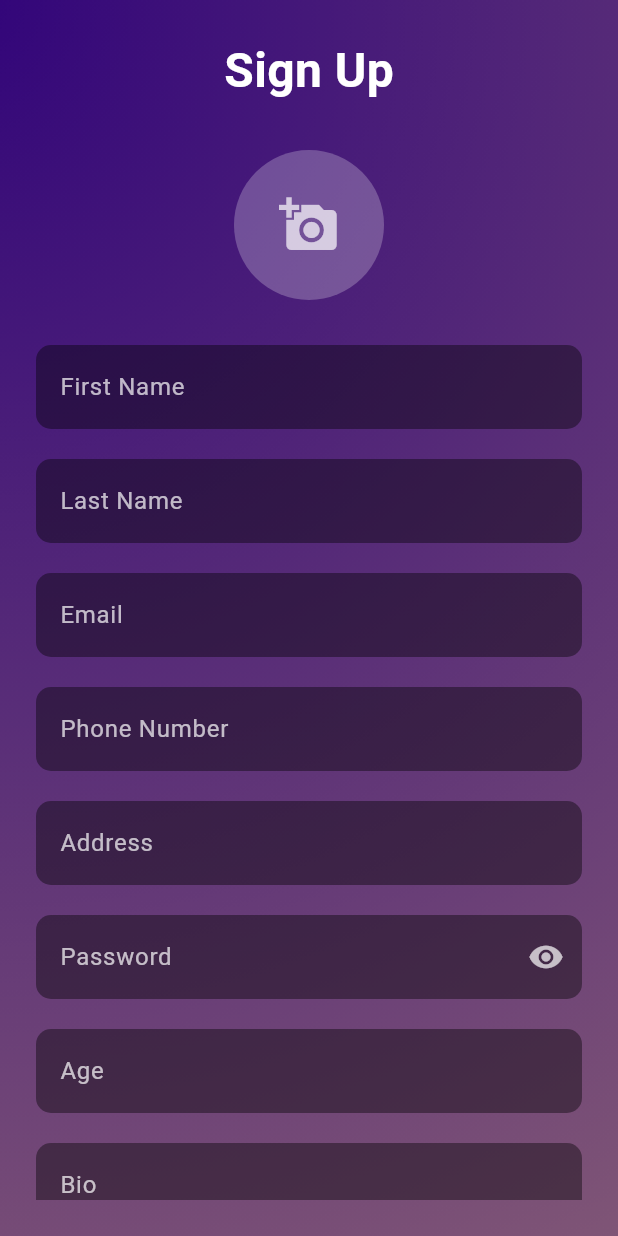
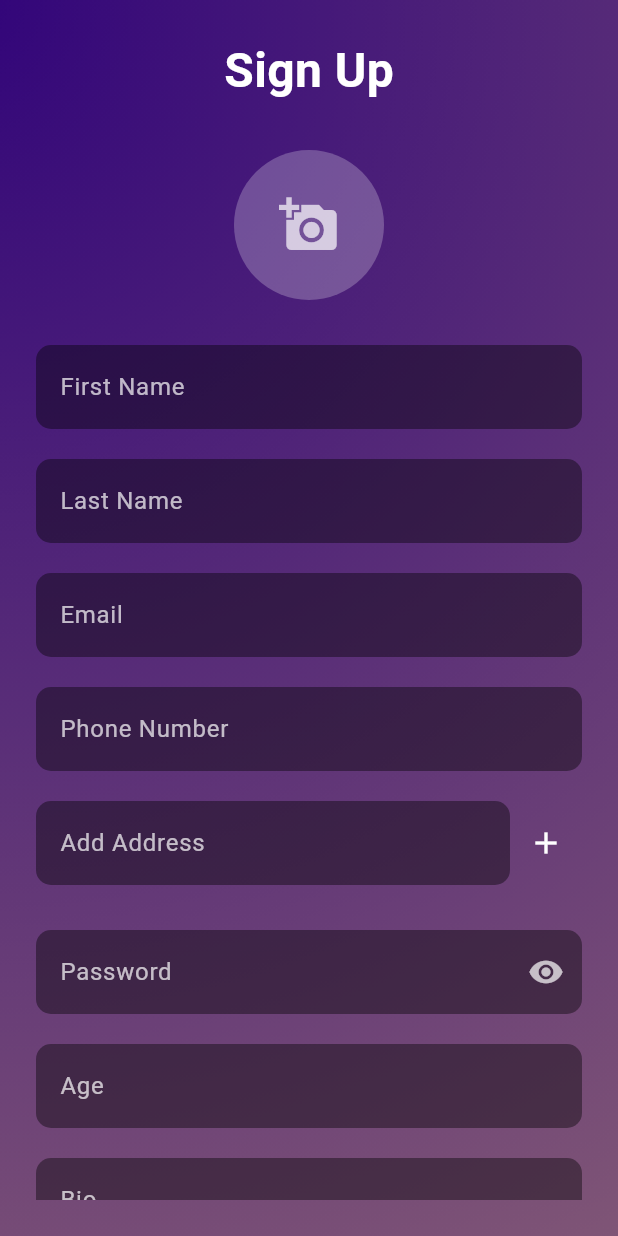
Before and after one commit to mridulikamukerji/Happenin, a Flutter app: the SignUpPage screen opened directly, on a phone screen of 412 x 824 dp. Run offline on Flutter 3.47's test engine with Material 3 defaults, Android fonts, the phone set to English and light mode, and no system bars; our stand-ins replace carousel_slider, image_picker, video_player.

Commit message:
Allowed for entering  multiple addresses

```diff
--- a/lib/main.dart
+++ b/lib/main.dart
@@ -197,28 +197,6 @@
                       child: const Text("Sign Up with Email"),
                     ),
                   ),
-
-                  const SizedBox(height: 8),
-
-                  // Google button
-                  SizedBox(
-                    width: double.infinity,
-                    child: TextButton.icon(
-                      style: TextButton.styleFrom(
-                        foregroundColor: Colors.white,
-                        padding: const EdgeInsets.symmetric(vertical: 16),
-                        shape: RoundedRectangleBorder(
-                          borderRadius: BorderRadius.circular(10),
-                        ),
-                      ),
-                      onPressed: () {},
-                      icon: Image.asset(
-                        "assets/images/google_logo.png",
-                        height: 24,
-                      ),
-                      label: const Text("Continue with Google"),
-                    ),
-                  ),
                 ],
               ),
             ),
@@ -253,8 +231,11 @@
   final TextEditingController _bioController = TextEditingController();
   final TextEditingController _interestController = TextEditingController();
   final TextEditingController _phoneController = TextEditingController();
-  final TextEditingController _addressController = TextEditingController(); // ✅ address
+  final TextEditingController _addressController = TextEditingController();
+
+  // Lists
   final List<String> _interests = [];
+  final List<String> _addresses = []; // ✅ dynamic addresses
 
   Future<void> _pickImage() async {
     final XFile? image =
@@ -276,7 +257,7 @@
       interests: _interests,
       profileImageUrl: _profileImage?.path ?? "",
       phoneNumber: _phoneController.text.trim(),
-      address: _addressController.text.trim(), // ✅ added
+      address: _addresses.join(', '), // ✅ combine multiple addresses
     );
 
     debugPrint("UserProfile created: ${userProfile.toMap()}");
@@ -307,12 +288,7 @@
         child: SafeArea(
           child: Padding(
             padding: const EdgeInsets.all(24.0),
-            child: LayoutBuilder(
-              builder: (context, constraints) {
-                return SingleChildScrollView(
-                  child: ConstrainedBox(
-                    constraints: BoxConstraints(minHeight: constraints.maxHeight),
-                    child: IntrinsicHeight(
+            child: SingleChildScrollView(
               child: Column(
                 crossAxisAlignment: CrossAxisAlignment.center,
                 children: [
@@ -332,9 +308,8 @@
                     child: CircleAvatar(
                       radius: 50,
                       backgroundColor: Colors.white24,
-                              backgroundImage: _profileImage != null
-                                  ? FileImage(_profileImage!)
-                                  : null,
+                      backgroundImage:
+                          _profileImage != null ? FileImage(_profileImage!) : null,
                       child: _profileImage == null
                           ? const Icon(Icons.add_a_photo,
                               size: 40, color: Colors.white70)
@@ -343,35 +318,75 @@
                   ),
                   const SizedBox(height: 30),
 
-                          // First Name
-                          _buildTextField("First Name",
-                              controller: _firstNameController),
+                  // Fields
+                  _buildTextField("First Name", controller: _firstNameController),
+                  const SizedBox(height: 20),
+                  _buildTextField("Last Name", controller: _lastNameController),
+                  const SizedBox(height: 20),
+                  _buildTextField("Email", controller: _emailController, keyboardType: TextInputType.emailAddress),
+                  const SizedBox(height: 20),
+                  _buildTextField("Phone Number", controller: _phoneController, keyboardType: TextInputType.phone),
                   const SizedBox(height: 20),
 
-                          // Last Name
-                          _buildTextField("Last Name",
-                              controller: _lastNameController),
+                  // Address input
+                  Row(
+                    children: [
+                      Expanded(
+                        child: _buildTextField("Add Address", controller: _addressController),
+                      ),
+                      IconButton(
+                        icon: const Icon(Icons.add, color: Colors.white),
+                        onPressed: () {
+                          if (_addressController.text.isNotEmpty) {
+                            setState(() {
+                              _addresses.add(_addressController.text.trim());
+                              _addressController.clear();
+                            });
+                          }
+                        },
+                      )
+                    ],
+                  ),
+                  const SizedBox(height: 10),
+
+                  // Display addresses
+                  ListView.builder(
+                    shrinkWrap: true,
+                    physics: const NeverScrollableScrollPhysics(),
+                    itemCount: _addresses.length,
+                    itemBuilder: (context, index) {
+                      final address = _addresses[index];
+                      return Padding(
+                        padding: const EdgeInsets.only(bottom: 8),
+                        child: Container(
+                          padding: const EdgeInsets.symmetric(vertical: 8, horizontal: 12),
+                          decoration: BoxDecoration(
+                            color: Colors.purple,
+                            borderRadius: BorderRadius.circular(20),
+                          ),
+                          child: Row(
+                            mainAxisAlignment: MainAxisAlignment.spaceBetween,
+                            children: [
+                              Expanded(
+                                child: Text(address, style: const TextStyle(color: Colors.white)),
+                              ),
+                              GestureDetector(
+                                onTap: () {
+                                  setState(() {
+                                    _addresses.removeAt(index);
+                                  });
+                                },
+                                child: const Icon(Icons.close, color: Colors.white),
+                              ),
+                            ],
+                          ),
+                        ),
+                      );
+                    },
+                  ),
                   const SizedBox(height: 20),
 
-                          // Email
-                          _buildTextField("Email",
-                              controller: _emailController,
-                              keyboardType: TextInputType.emailAddress),
-                          const SizedBox(height: 20),
-
-                          // Phone
-                          _buildTextField("Phone Number",
-                              controller: _phoneController,
-                              keyboardType: TextInputType.phone),
-                          const SizedBox(height: 20),
-
-                          // Address ✅
-                          _buildTextField("Address",
-                              controller: _addressController,
-                              keyboardType: TextInputType.streetAddress),
-                          const SizedBox(height: 20),
-
-                          // Password
+                  // Password field
                   _buildPasswordField("Password", _obscurePassword, () {
                     setState(() {
                       _obscurePassword = !_obscurePassword;
@@ -379,23 +394,15 @@
                   }, _passwordController),
                   const SizedBox(height: 20),
 
-                          // Age
-                          _buildTextField("Age",
-                              controller: _ageController,
-                              keyboardType: TextInputType.number),
+                  _buildTextField("Age", controller: _ageController, keyboardType: TextInputType.number),
                   const SizedBox(height: 20),
-
-                          // Bio
                   _buildTextField("Bio", controller: _bioController),
                   const SizedBox(height: 20),
 
                   // Interests input
                   Row(
                     children: [
-                              Expanded(
-                                child: _buildTextField("Add Interest",
-                                    controller: _interestController),
-                              ),
+                      Expanded(child: _buildTextField("Add Interest", controller: _interestController)),
                       IconButton(
                         icon: const Icon(Icons.add, color: Colors.white),
                         onPressed: () {
@@ -411,25 +418,16 @@
                   ),
                   const SizedBox(height: 10),
 
-                          Flexible(
-                            child: SingleChildScrollView(
-                              child: Wrap(
+                  Wrap(
                     spacing: 8,
                     runSpacing: 8,
-                                children: _interests
-                                    .map((interest) => Chip(
-                                          label: Text(interest),
+                    children: _interests.map((interest) => Chip(
+                      label: Text(interest, style: const TextStyle(color: Colors.white)),
                       backgroundColor: Colors.purple,
-                                          labelStyle:
-                                              const TextStyle(color: Colors.white),
-                                        ))
-                                    .toList(),
-                              ),
-                            ),
+                    )).toList(),
                   ),
                   const SizedBox(height: 30),
 
-                          // Sign Up button
                   SizedBox(
                     width: double.infinity,
                     child: ElevatedButton(
@@ -445,16 +443,13 @@
                       child: const Text("Sign Up"),
                     ),
                   ),
-
                   const SizedBox(height: 20),
 
-                          // Already have account? Login
                   TextButton(
                     onPressed: () {
                       Navigator.pushReplacement(
                         context,
-                                MaterialPageRoute(
-                                    builder: (_) => const LoginPage()),
+                        MaterialPageRoute(builder: (_) => const LoginPage()),
                       );
                     },
                     child: const Text(
@@ -466,16 +461,11 @@
               ),
             ),
           ),
-                );
-              },
-            ),
-          ),
         ),
       ),
     );
   }
 
-  // Reusable text field
   Widget _buildTextField(String label,
       {TextEditingController? controller,
       TextInputType keyboardType = TextInputType.text}) {
@@ -496,7 +486,6 @@
     );
   }
 
-  // Reusable password field
   Widget _buildPasswordField(String label, bool obscure,
       VoidCallback toggleVisibility, TextEditingController controller) {
     return TextField(
@@ -513,10 +502,8 @@
           borderSide: BorderSide.none,
         ),
         suffixIcon: IconButton(
-          icon: Icon(
-            obscure ? Icons.visibility : Icons.visibility_off,
-            color: Colors.white70,
-          ),
+          icon: Icon(obscure ? Icons.visibility : Icons.visibility_off,
+              color: Colors.white70),
           onPressed: toggleVisibility,
         ),
       ),
@@ -536,7 +523,7 @@
   final List<String> interests;
   final String profileImageUrl;
   final String phoneNumber;
-  final String address; // ✅ added
+  final String address;
 
   UserProfile({
     required this.id,
@@ -560,7 +547,7 @@
       'interests': interests,
       'profileImageUrl': profileImageUrl,
       'phoneNumber': phoneNumber,
-      'address': address, // ✅ added
+      'address': address,
     };
   }
 
@@ -574,7 +561,7 @@
       interests: List<String>.from(map['interests'] ?? []),
       profileImageUrl: map['profileImageUrl'] ?? '',
       phoneNumber: map['phoneNumber'] ?? '',
-      address: map['address'] ?? '', // ✅ added
+      address: map['address'] ?? '',
     );
   }
 }
```
Also changed, not shown: lib/myprofile.dart (+84 -8 lines). Lines whose indentation alone changed are shown as unchanged.
